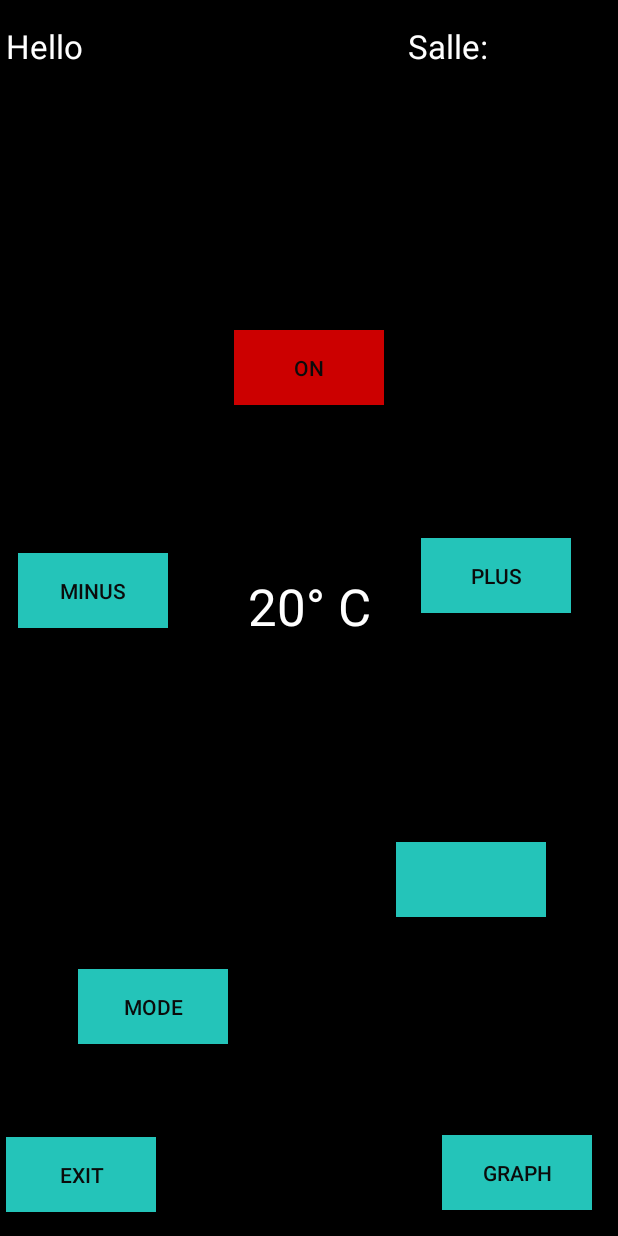
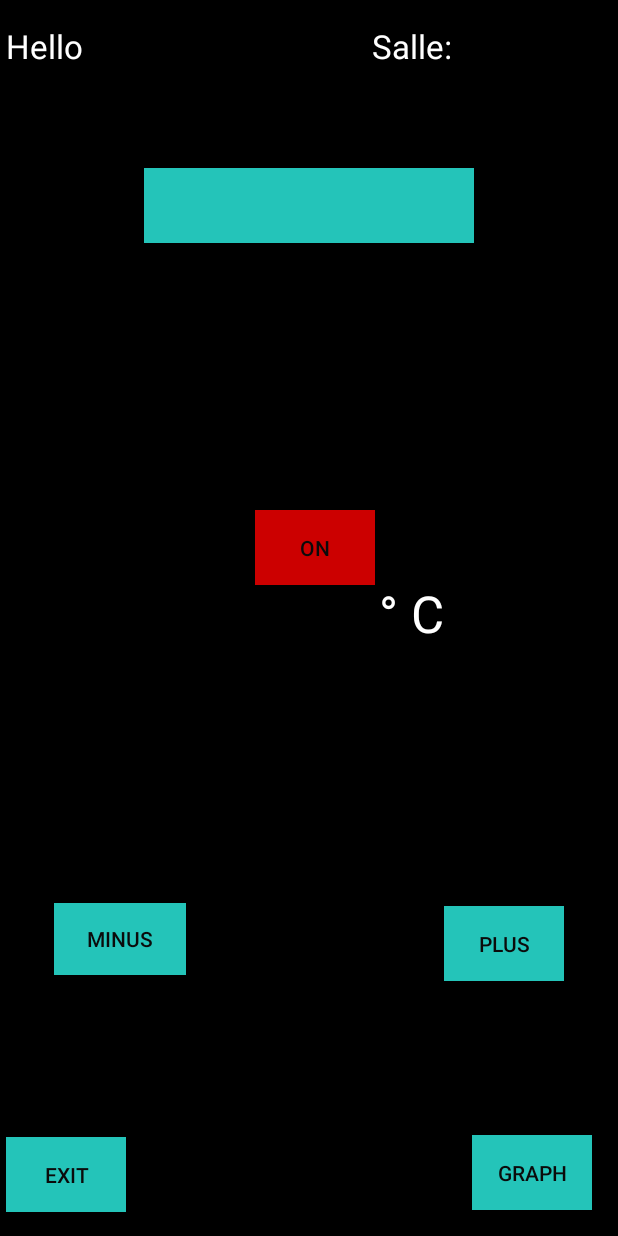
Before and after one commit to pbarreau/macc, an Android app: the layout activity_clim_home.xml on its own in the app's theme, with its tools: preview values and no code run, on a phone screen of 412 x 824 dp. Run offline under Robolectric (Android 15) with nearby library versions, the phone set to English and light mode, and no system bars.

```diff
--- a/app/src/main/res/layout/activity_clim_home.xml
+++ b/app/src/main/res/layout/activity_clim_home.xml
@@ -9,8 +9,8 @@
 
     <TextView
         android:id="@+id/textView_name"
-        android:layout_width="119dp"
-        android:layout_height="82dp"
+        android:layout_width="160dp"
+        android:layout_height="80dp"
         android:layout_marginStart="4dp"
         android:layout_marginTop="16dp"
         android:text="Hello "
@@ -22,9 +22,9 @@
 
     <TextView
         android:id="@+id/textView_salle"
-        android:layout_width="104dp"
-        android:layout_height="95dp"
-        android:layout_marginEnd="36dp"
+        android:layout_width="160dp"
+        android:layout_height="80dp"
+        android:layout_marginEnd="4dp"
         android:layout_marginTop="16dp"
         android:text="Salle:"
         android:textAppearance="@style/TextAppearance.AppCompat.Large"
@@ -35,24 +35,25 @@
 
     <TextView
         android:id="@+id/textView_tempView"
-        android:layout_width="82dp"
-        android:layout_height="60dp"
-        android:layout_marginBottom="231dp"
-        android:layout_marginEnd="167dp"
-        android:layout_marginStart="167dp"
-        android:layout_marginTop="230dp"
-        android:text="20° C"
+        android:layout_width="43dp"
+        android:layout_height="50dp"
+        android:layout_marginBottom="8dp"
+        android:layout_marginEnd="8dp"
+        android:layout_marginStart="8dp"
+        android:layout_marginTop="8dp"
         android:textAppearance="@style/TextAppearance.AppCompat.Display1"
         android:textColor="#ffffff"
         app:layout_constraintBottom_toBottomOf="parent"
         app:layout_constraintEnd_toEndOf="parent"
+        app:layout_constraintHorizontal_bias="0.442"
         app:layout_constraintStart_toStartOf="parent"
         app:layout_constraintTop_toTopOf="parent"
+        app:layout_constraintVertical_bias="0.499"
         tools:ignore="HardcodedText" />
 
     <Button
         android:id="@+id/button_back"
-        android:layout_width="100dp"
+        android:layout_width="80dp"
         android:layout_height="50dp"
         android:layout_marginBottom="16dp"
         android:layout_marginStart="4dp"
@@ -65,12 +66,12 @@
 
     <Button
         android:id="@+id/button_ok"
-        android:layout_width="100dp"
+        android:layout_width="80dp"
         android:layout_height="50dp"
         android:layout_marginBottom="17dp"
         android:layout_marginEnd="17dp"
+        android:background="#24c4b9"
         android:text="Graph"
-        android:background="#24c4b9"
         android:textColor="#0b0b0b"
         app:layout_constraintBottom_toBottomOf="parent"
         app:layout_constraintEnd_toEndOf="parent"
@@ -78,86 +79,77 @@
 
     <Button
         android:id="@+id/button_Plus"
-        android:layout_width="100dp"
+        android:layout_width="80dp"
         android:layout_height="50dp"
         android:layout_marginBottom="8dp"
-        android:layout_marginEnd="46dp"
-        android:layout_marginStart="33dp"
+        android:layout_marginEnd="36dp"
         android:layout_marginTop="8dp"
+        android:background="#24c4b9"
         android:text="Plus"
-        android:background="#24c4b9"
         android:textColor="#0b0b0b"
         app:layout_constraintBottom_toTopOf="@+id/button_ok"
         app:layout_constraintEnd_toEndOf="parent"
-        app:layout_constraintHorizontal_bias="0.0"
-        app:layout_constraintStart_toEndOf="@+id/textView_tempView"
         app:layout_constraintTop_toBottomOf="@+id/textView_salle"
-        app:layout_constraintVertical_bias="0.413"
+        app:layout_constraintVertical_bias="0.841"
         tools:ignore="HardcodedText,RtlCompat" />
 
     <Button
         android:id="@+id/button_minus"
-        android:layout_width="100dp"
-        android:layout_height="50dp"
+        android:layout_width="wrap_content"
+        android:layout_height="wrap_content"
         android:layout_marginBottom="8dp"
-        android:layout_marginEnd="48dp"
-        android:layout_marginStart="8dp"
+        android:layout_marginStart="36dp"
         android:layout_marginTop="8dp"
         android:background="#24c4b9"
         android:text="Minus"
         android:textColor="#0b0b0b"
         app:layout_constraintBottom_toTopOf="@+id/button_back"
-        app:layout_constraintEnd_toStartOf="@+id/textView_tempView"
-        app:layout_constraintHorizontal_bias="0.4"
         app:layout_constraintStart_toStartOf="parent"
         app:layout_constraintTop_toBottomOf="@+id/textView_name"
-        app:layout_constraintVertical_bias="0.442"
+        app:layout_constraintVertical_bias="0.833"
         tools:ignore="HardcodedText,RtlCompat" />
 
     <Button
         android:id="@+id/button_on_off"
-        android:layout_width="100dp"
+        android:layout_width="80dp"
         android:layout_height="50dp"
-        android:layout_marginBottom="37dp"
-        android:layout_marginEnd="148dp"
-        android:layout_marginStart="148dp"
-        android:layout_marginTop="145dp"
+        android:layout_marginEnd="10dp"
+        android:layout_marginStart="10dp"
+        android:layout_marginTop="340dp"
+        android:background="#ffcc0000"
         android:text="ON"
-        android:background="#ffcc0000"
         android:textColor="#0b0b0b"
-        app:layout_constraintBottom_toTopOf="@+id/textView_tempView"
-        app:layout_constraintEnd_toEndOf="parent"
-        app:layout_constraintStart_toStartOf="parent"
+        app:layout_constraintEnd_toStartOf="@+id/button_Plus"
+        app:layout_constraintStart_toEndOf="@+id/button_minus"
         app:layout_constraintTop_toTopOf="parent"
-        tools:ignore="HardcodedText" />
-
-    <Button
-        android:id="@+id/button_mode"
-        android:layout_width="100dp"
-        android:layout_height="50dp"
-        android:layout_marginBottom="128dp"
-        android:layout_marginStart="52dp"
-        android:layout_marginTop="8dp"
-        android:background="#24c4b9"
-        android:text="Mode"
-        android:textColor="#0b0b0b"
-        app:layout_constraintBottom_toBottomOf="parent"
-        app:layout_constraintStart_toStartOf="parent"
-        app:layout_constraintTop_toTopOf="parent"
-        app:layout_constraintVertical_bias="1.0"
         tools:ignore="HardcodedText" />
 
     <Spinner
         android:id="@+id/spinner_clim"
-        android:layout_width="100dp"
+        android:layout_width="220dp"
+        android:layout_height="50dp"
+        android:layout_marginEnd="82dp"
+        android:layout_marginStart="82dp"
+        android:layout_marginTop="112dp"
+        android:background="#24c4b9"
+        app:layout_constraintEnd_toEndOf="parent"
+        app:layout_constraintStart_toStartOf="parent"
+        app:layout_constraintTop_toTopOf="parent" />
+
+    <TextView
+        android:id="@+id/textView_unite"
+        android:layout_width="43dp"
         android:layout_height="50dp"
         android:layout_marginBottom="8dp"
-        android:layout_marginEnd="48dp"
+        android:layout_marginEnd="116dp"
         android:layout_marginTop="8dp"
-        android:background="#24c4b9"
+        android:text="° C"
+        android:textAppearance="@style/TextAppearance.AppCompat.Display1"
+        android:textColor="#ffffff"
         app:layout_constraintBottom_toBottomOf="parent"
         app:layout_constraintEnd_toEndOf="parent"
         app:layout_constraintTop_toTopOf="parent"
-        app:layout_constraintVertical_bias="0.73" />
+        app:layout_constraintVertical_bias="0.499"
+        tools:ignore="HardcodedText" />
 
 </android.support.constraint.ConstraintLayout>
```
Also changed, not shown: app/src/main/java/com/example/j_lds/macc/ClimHome.java (+116 -101 lines).
